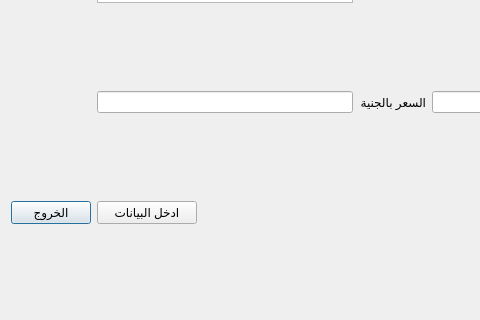
Old version of the form Salama Fair Qt/form files/DataEntryDialog.ui in the repository mohamed-samir-mohamed/Salama-fair; both pictures show x 0 to 480 and y 140 to 460 of the 749 by 460 pixel window.
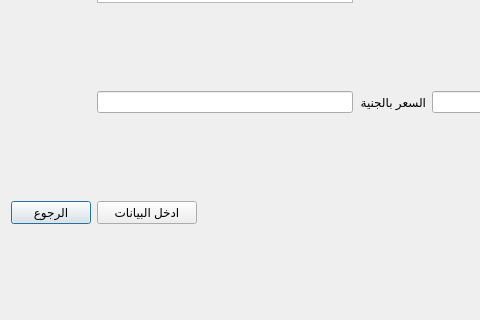
New version of the form.

What changed in the file:
```diff
--- a/Salama Fair Qt/form files/DataEntryDialog.ui
+++ b/Salama Fair Qt/form files/DataEntryDialog.ui
@@ -39,7 +39,7 @@
       </size>
      </property>
      <property name="text">
-      <string>الخروج</string>
+      <string>الرجوع</string>
      </property>
     </widget>
    </item>
```
Left out of the diff: 10 changed lines with no effect on the pictures.
